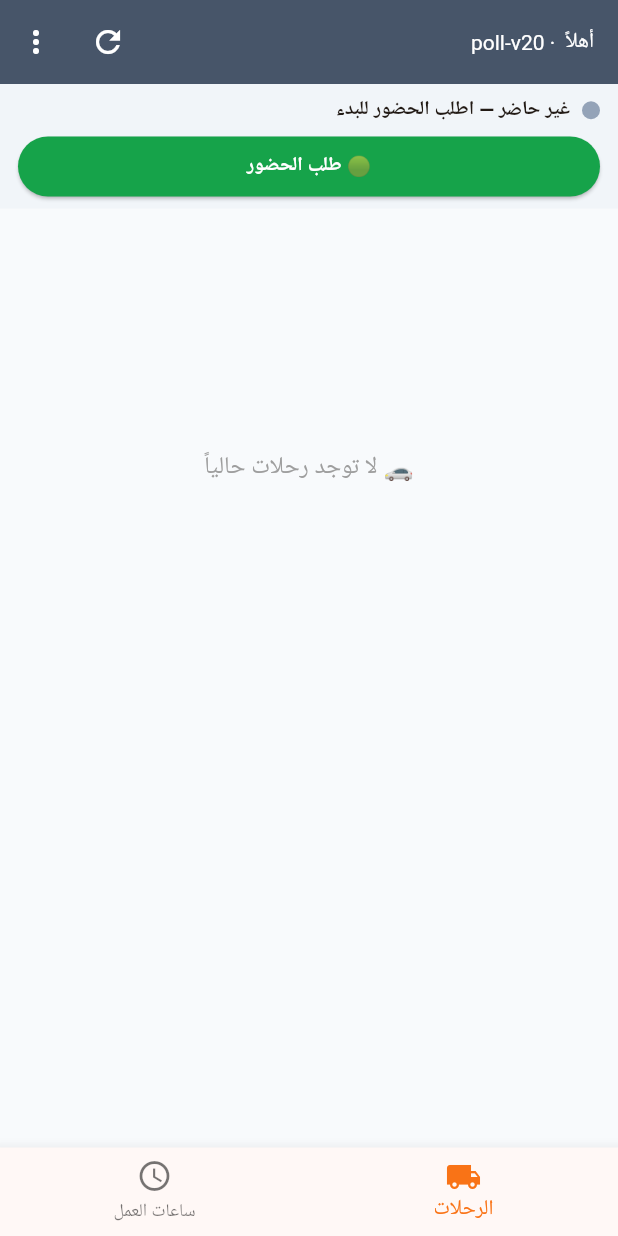
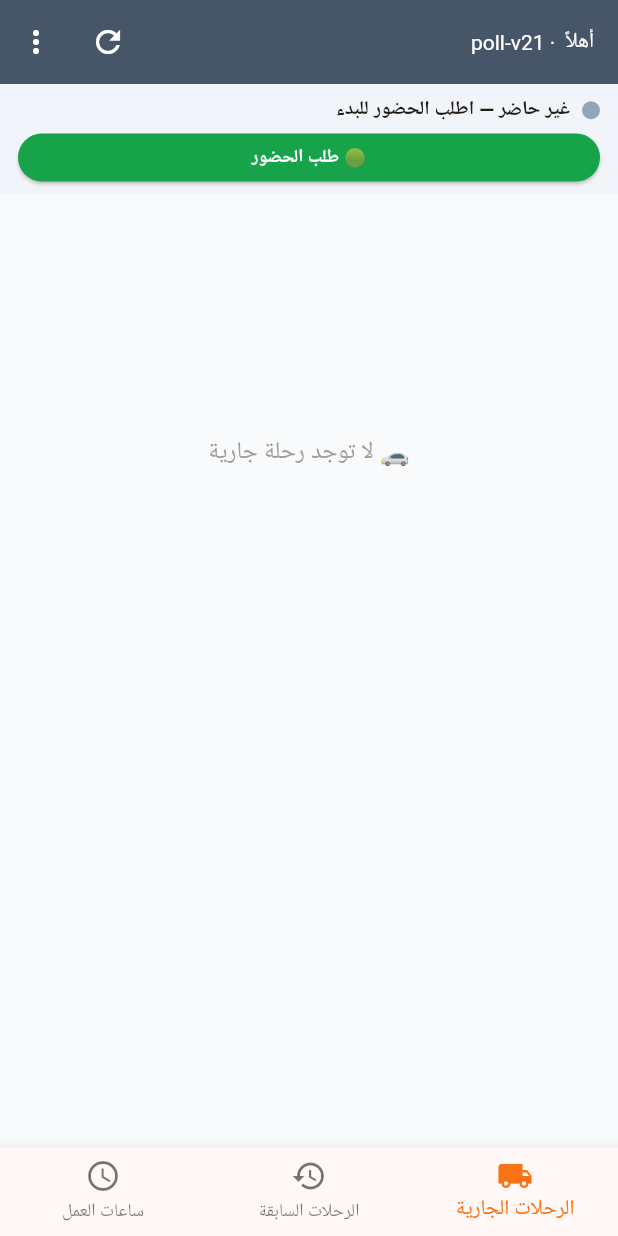
Before and after one commit to drebrahimhamdy30-web/phalix-driver-app, a Flutter app: the HomeScreen screen opened directly, after a tap on the "refresh" icon, on a phone screen of 412 x 824 dp. Run offline on Flutter 3.47's test engine with Material 3 defaults, Android fonts, the phone set to English and light mode, and no system bars; our stand-ins replace audioplayers, firebase_core, flutter_local_notifications, geolocator, shared_preferences, vibration; missing offline and left inert: flutter_foreground_task; accounts and stored records are empty; network calls fail.

Commit message:
poll-v21: تقسيم الرحلات (جارية/سابقة) + الدور جنب أزرار الحضور المصغّرة + تشخيص فحص الموقع
- شريط سفلي 3 تابات: الرحلات الجارية / الرحلات السابقة (آخر 3) / ساعات العمل
- TripsView.mode ('active'/'previous') لفلترة الرحلات
- أزرار الحضور/الاستراحة/الانصراف أصغر + شارة 'الدور' جنبهم داخل شريط الحضور (اتشالت من فوق)
- تحصين فحص الموقع (تحميل الإعدادات قبل الفحص لو مش محمّلة) + تقرير تشخيصي pickup_loc_check

Co-Authored-By: Claude Opus 4.8 <noreply@anthropic.com>
Claude-Session: https://claude.ai/code/session_01DknHvmzebq6FuerfPXNK9h

```diff
--- a/lib/attendance_view.dart
+++ b/lib/attendance_view.dart
@@ -21,6 +21,8 @@ class AttendanceBarState extends State<AttendanceBar> {
   Map<String, dynamic>? _rec; // آخر سجل
   bool _requireApproval = true;
   int _maxBreak = 15;
+  int? _rank;
+  int _rankTotal = 0;
   bool _loading = true;
   bool _busy = false;
   Timer? _timer;
@@ -54,9 +56,15 @@ class AttendanceBarState extends State<AttendanceBar> {
   // تُستدعى من الشاشة الأم عند الرجوع للتطبيق أو التحديث
   Future<void> refresh() async {
     final rec = await Api.getLatestAttendance(widget.driverId, widget.jwt);
+    Map<String, dynamic>? rank;
+    try {
+      rank = await Api.getRank(widget.driverId, widget.branchId, widget.jwt);
+    } catch (_) {}
     if (!mounted) return;
     setState(() {
       _rec = rec;
+      _rank = rank?['rank'] is int ? rank!['rank'] as int : null;
+      _rankTotal = rank?['total'] is int ? rank!['total'] as int : 0;
       _loading = false;
     });
     _setupTimer();
@@ -242,13 +250,17 @@ class AttendanceBarState extends State<AttendanceBar> {
                 ),
             ],
           ),
-          if (actions.isNotEmpty) ...[
-            const SizedBox(height: 8),
+          if (actions.isNotEmpty || _rank != null) ...[
+            const SizedBox(height: 6),
             Row(
               children: [
                 for (int i = 0; i < actions.length; i++) ...[
-                  if (i > 0) const SizedBox(width: 8),
+                  if (i > 0) const SizedBox(width: 6),
                   Expanded(child: actions[i]),
+                ],
+                if (_rank != null) ...[
+                  if (actions.isNotEmpty) const SizedBox(width: 8),
+                  _rankChip(),
                 ],
               ],
             ),
@@ -258,17 +270,42 @@ class AttendanceBarState extends State<AttendanceBar> {
     );
   }
 
+  Widget _rankChip() {
+    final r = _rank ?? 0;
+    final c = r == 1
+        ? const Color(0xFF16a34a)
+        : (r == 2 ? const Color(0xFFF97316) : const Color(0xFF475569));
+    return Container(
+      padding: const EdgeInsets.symmetric(horizontal: 10, vertical: 4),
+      decoration: BoxDecoration(
+          color: c.withOpacity(0.14),
+          borderRadius: BorderRadius.circular(8),
+          border: Border.all(color: c.withOpacity(0.4))),
+      child: Column(
+        mainAxisSize: MainAxisSize.min,
+        children: [
+          Text(_rankTotal > 0 ? 'دورك/$_rankTotal' : 'دورك',
+              style: TextStyle(fontSize: 9, color: c)),
+          Text('#$r',
+              style: TextStyle(
+                  fontSize: 14, fontWeight: FontWeight.bold, color: c)),
+        ],
+      ),
+    );
+  }
+
   Widget _btn(String text, Color color, VoidCallback onTap) {
     return SizedBox(
-      height: 40,
+      height: 32,
       child: ElevatedButton(
         onPressed: _busy ? null : onTap,
         style: ElevatedButton.styleFrom(
             backgroundColor: color,
             foregroundColor: Colors.white,
-            padding: const EdgeInsets.symmetric(horizontal: 4)),
+            padding: const EdgeInsets.symmetric(horizontal: 4),
+            tapTargetSize: MaterialTapTargetSize.shrinkWrap),
         child: Text(text,
-            style: const TextStyle(fontWeight: FontWeight.w700, fontSize: 13)),
+            style: const TextStyle(fontWeight: FontWeight.w700, fontSize: 12)),
       ),
     );
   }
--- a/lib/config.dart
+++ b/lib/config.dart
@@ -31,7 +31,7 @@ class Config {
   static const String appSecret =
       '87bcac4b4da9317f3b8716e6af9269533f8e2228cc0db43b';
   // رقم إصدار داخلي للتشخيص
-  static const String appVersion = 'poll-v20';
+  static const String appVersion = 'poll-v21';
   // كل كام ثانية تسحب الخدمة الطلبات الجديدة
   static const int pollIntervalMs = 10000;
 
--- a/lib/home_screen.dart
+++ b/lib/home_screen.dart
@@ -23,9 +23,8 @@ class _HomeScreenState extends State<HomeScreen> with WidgetsBindingObserver {
   bool _ready = false;
   int _maxBreak = 15;
   int _tab = 0;
-  int? _rank;
-  int _rankTotal = 0;
   final GlobalKey<TripsViewState> _tripsKey = GlobalKey<TripsViewState>();
+  final GlobalKey<TripsViewState> _prevKey = GlobalKey<TripsViewState>();
   final GlobalKey<AttendanceBarState> _attKey =
       GlobalKey<AttendanceBarState>();
 
@@ -53,21 +52,9 @@ class _HomeScreenState extends State<HomeScreen> with WidgetsBindingObserver {
     if (state == AppLifecycleState.resumed) {
       _stopAlarms();
       _tripsKey.currentState?.load();
+      _prevKey.currentState?.load();
       _attKey.currentState?.refresh();
-      _loadRank();
     }
-  }
-
-  Future<void> _loadRank() async {
-    try {
-      final r = await Api.getRank(_driverId, _branchId, _jwt);
-      if (r != null && mounted) {
-        setState(() {
-          _rank = r['rank'] is int ? r['rank'] as int : null;
-          _rankTotal = r['total'] is int ? r['total'] as int : 0;
-        });
-      }
-    } catch (_) {}
   }
 
   Future<void> _init() async {
@@ -89,7 +76,6 @@ class _HomeScreenState extends State<HomeScreen> with WidgetsBindingObserver {
       final mb = await Api.getMaxBreak(_branchId, _jwt);
       if (mounted) setState(() => _maxBreak = mb);
     } catch (_) {}
-    _loadRank();
   }
 
   Future<void> _logout() async {
@@ -203,47 +189,10 @@ class _HomeScreenState extends State<HomeScreen> with WidgetsBindingObserver {
     );
   }
 
-  Widget _rankBadge() {
-    final rank = _rank ?? 0;
-    final isNext = rank == 1;
-    final Color c = isNext
-        ? const Color(0xFF16a34a) // أخضر = دورك التالي
-        : (rank == 2 ? AppTheme.primary : AppTheme.appBar);
-    final String label = isNext
-        ? 'دورك الآن #1 — أنت التالي في التوزيع'
-        : 'دورك #$rank من $_rankTotal في طابور التوزيع';
-    return Container(
-      width: double.infinity,
-      margin: const EdgeInsets.fromLTRB(10, 10, 10, 0),
-      padding: const EdgeInsets.symmetric(horizontal: 14, vertical: 10),
-      decoration: BoxDecoration(
-        color: c.withOpacity(0.12),
-        borderRadius: BorderRadius.circular(12),
-        border: Border.all(color: c.withOpacity(0.45)),
-      ),
-      child: Row(
-        children: [
-          Icon(isNext ? Icons.emoji_events : Icons.format_list_numbered,
-              color: c, size: 22),
-          const SizedBox(width: 10),
-          Expanded(
-            child: Text(label,
-                style: TextStyle(
-                    color: c, fontWeight: FontWeight.bold, fontSize: 14)),
-          ),
-          Container(
-            padding: const EdgeInsets.symmetric(horizontal: 10, vertical: 3),
-            decoration: BoxDecoration(
-                color: c, borderRadius: BorderRadius.circular(20)),
-            child: Text('#$rank',
-                style: const TextStyle(
-                    color: Colors.white,
-                    fontWeight: FontWeight.bold,
-                    fontSize: 13)),
-          ),
-        ],
-      ),
-    );
+  void _refreshCurrent() {
+    _tripsKey.currentState?.load();
+    _prevKey.currentState?.load();
+    _attKey.currentState?.refresh();
   }
 
   @override
@@ -256,14 +205,9 @@ class _HomeScreenState extends State<HomeScreen> with WidgetsBindingObserver {
         title: Text('أهلاً $_name · ${Config.appVersion}',
             style: const TextStyle(fontSize: 14)),
         actions: [
-          if (_tab == 0)
+          if (_tab != 2)
             IconButton(
-                onPressed: () {
-                  _tripsKey.currentState?.load();
-                  _attKey.currentState?.refresh();
-                  _loadRank();
-                },
-                icon: const Icon(Icons.refresh)),
+                onPressed: _refreshCurrent, icon: const Icon(Icons.refresh)),
           PopupMenuButton<String>(
             onSelected: (v) {
               if (v == 'pw') _changePassword();
@@ -286,7 +230,6 @@ class _HomeScreenState extends State<HomeScreen> with WidgetsBindingObserver {
                   branchId: _branchId,
                   jwt: _jwt,
                 ),
-                if (_tab == 0 && _rank != null) _rankBadge(),
                 Expanded(
                   child: IndexedStack(
                     index: _tab,
@@ -297,6 +240,15 @@ class _HomeScreenState extends State<HomeScreen> with WidgetsBindingObserver {
                         branchId: _branchId,
                         jwt: _jwt,
                         driverName: _name,
+                        mode: 'active',
+                      ),
+                      TripsView(
+                        key: _prevKey,
+                        driverId: _driverId,
+                        branchId: _branchId,
+                        jwt: _jwt,
+                        driverName: _name,
+                        mode: 'previous',
                       ),
                       HoursView(
                         driverId: _driverId,
@@ -312,11 +264,14 @@ class _HomeScreenState extends State<HomeScreen> with WidgetsBindingObserver {
           ? null
           : BottomNavigationBar(
               currentIndex: _tab,
+              type: BottomNavigationBarType.fixed,
               selectedItemColor: AppTheme.primary,
               onTap: (i) => setState(() => _tab = i),
               items: const [
                 BottomNavigationBarItem(
-                    icon: Icon(Icons.local_shipping), label: 'الرحلات'),
+                    icon: Icon(Icons.local_shipping), label: 'الرحلات الجارية'),
+                BottomNavigationBarItem(
+                    icon: Icon(Icons.history), label: 'الرحلات السابقة'),
                 BottomNavigationBarItem(
                     icon: Icon(Icons.access_time), label: 'ساعات العمل'),
               ],
--- a/lib/trips_view.dart
+++ b/lib/trips_view.dart
@@ -59,12 +59,14 @@ class TripsView extends StatefulWidget {
   final String branchId;
   final String jwt;
   final String driverName;
+  final String mode; // 'active' = الرحلة الجارية · 'previous' = آخر 3 رحلات
   const TripsView(
       {super.key,
       required this.driverId,
       required this.branchId,
       required this.jwt,
-      this.driverName = 'سائق'});
+      this.driverName = 'سائق',
+      this.mode = 'active'});
 
   @override
   State<TripsView> createState() => TripsViewState();
@@ -128,12 +130,27 @@ class TripsViewState extends State<TripsView> {
           MapEntry('$k', (v as List).cast<Map<String, dynamic>>()));
       _canComplete = board['canComplete'] == true;
       _reviewFlags = flags;
-      if (_selected == null || !_trips.any((t) => '${t['id']}' == _selected)) {
-        _selected = _trips.isNotEmpty ? '${_trips.first['id']}' : null;
+      final vis = _visibleTrips;
+      if (_selected == null || !vis.any((t) => '${t['id']}' == _selected)) {
+        _selected = vis.isNotEmpty ? '${vis.first['id']}' : null;
       }
       _loading = false;
     });
   }
+
+  // الرحلات الظاهرة حسب الوضع: الجارية فقط أو المكتملة (آخر 3)
+  List<Map<String, dynamic>> get _visibleTrips {
+    if (widget.mode == 'previous') {
+      return _trips.where((t) => t['status'] == 'completed').toList();
+    }
+    return _trips
+        .where((t) =>
+            ['active', 'pending_complete'].contains(t['status']) ||
+            '${t['id']}' == 'direct')
+        .toList();
+  }
+
+  bool get _isActiveMode => widget.mode != 'previous';
 
   Future<void> _run(Future<void> Function() action) async {
     if (_busy) return;
@@ -150,7 +167,10 @@ class TripsViewState extends State<TripsView> {
     if (_busy) return;
     setState(() => _busy = true);
     try {
+      _locSettings ??=
+          await Api.getLocationSettings(widget.branchId, widget.jwt);
       final res = await checkPickupLocation(_locSettings);
+      _reportLocCheck(res);
       if (!res.ok && mounted) await _showViolation(res);
       await Api.pickupOrder(id, widget.jwt);
       await Api.logOrder(id, 'order_picked', _buildPickupLog(res),
@@ -160,12 +180,27 @@ class TripsViewState extends State<TripsView> {
     if (mounted) setState(() => _busy = false);
   }
 
+  void _reportLocCheck(LocResult res) {
+    Api.debug('pickup_loc_check', {
+      'driver_id': widget.driverId,
+      'ok': res.ok,
+      'noLoc': res.noLoc,
+      'dist': res.distance,
+      'has_settings': _locSettings != null,
+      'enabled': _locSettings?['location_check_enabled'],
+      'radius': _locSettings?['pickup_radius_meters'],
+    });
+  }
+
   // استلام كل الطلبات مع فحص واحد للموقع
   Future<void> _pickupAll(List<String> ids) async {
     if (_busy || ids.isEmpty) return;
     setState(() => _busy = true);
     try {
+      _locSettings ??=
+          await Api.getLocationSettings(widget.branchId, widget.jwt);
       final res = await checkPickupLocation(_locSettings);
+      _reportLocCheck(res);
       if (!res.ok && mounted) await _showViolation(res);
       await Api.pickupAll(ids, widget.jwt);
       final log = _buildPickupLog(res, bulk: true);
@@ -217,25 +252,29 @@ class TripsViewState extends State<TripsView> {
     if (_loading) {
       return const Center(child: CircularProgressIndicator());
     }
-    if (_trips.isEmpty) {
+    final vis = _visibleTrips;
+    if (vis.isEmpty) {
       return RefreshIndicator(
         onRefresh: load,
-        child: ListView(children: const [
-          SizedBox(height: 160),
+        child: ListView(children: [
+          const SizedBox(height: 160),
           Center(
-              child: Text('🚗 لا توجد رحلات حالياً',
-                  style: TextStyle(color: Colors.grey, fontSize: 16))),
+              child: Text(
+                  _isActiveMode
+                      ? '🚗 لا توجد رحلة جارية'
+                      : '📋 لا توجد رحلات سابقة',
+                  style: const TextStyle(color: Colors.grey, fontSize: 16))),
         ]),
       );
     }
-    final trip = _trips.firstWhere((t) => '${t['id']}' == _selected,
-        orElse: () => _trips.first);
+    final trip = vis.firstWhere((t) => '${t['id']}' == _selected,
+        orElse: () => vis.first);
     final orders = _tripOrders['${trip['id']}'] ?? [];
     return Column(
       children: [
-        if (_showStats) _statsBar(),
-        if (_reviewFlags.isNotEmpty) _reviewBanner(),
-        _tabs(),
+        if (_isActiveMode && _showStats) _statsBar(),
+        if (_isActiveMode && _reviewFlags.isNotEmpty) _reviewBanner(),
+        if (vis.length > 1) _tabs(),
         if (_busy) const LinearProgressIndicator(minHeight: 2),
         Expanded(
           child: RefreshIndicator(
@@ -433,21 +472,22 @@ class TripsViewState extends State<TripsView> {
   }
 
   Widget _tabs() {
+    final vis = _visibleTrips;
     return SizedBox(
       height: 52,
       child: ListView.separated(
         scrollDirection: Axis.horizontal,
         padding: const EdgeInsets.symmetric(horizontal: 10, vertical: 8),
-        itemCount: _trips.length,
+        itemCount: vis.length,
         separatorBuilder: (_, __) => const SizedBox(width: 8),
         itemBuilder: (_, i) {
-          final t = _trips[i];
+          final t = vis[i];
           final id = '${t['id']}';
           final isActive =
               ['active', 'pending_complete'].contains(t['status']);
           final count = (_tripOrders[id] ?? []).length;
           final sel = id == _selected;
-          final label = isActive ? 'الرحلة الجارية' : 'رحلة ${i}';
+          final label = isActive ? 'الرحلة الجارية' : 'رحلة ${i + 1}';
           return InkWell(
             onTap: () => setState(() => _selected = id),
             child: Container(
--- a/pubspec.yaml
+++ b/pubspec.yaml
@@ -1,7 +1,7 @@
 name: phalix_driver
 description: Phalix Driver - تطبيق سائق التوصيل
 publish_to: 'none'
-version: 2.0.0+20
+version: 2.0.0+21
 
 environment:
   sdk: '>=3.4.0 <4.0.0'
```
Also changed, not shown: lib/api.dart (+11 -0 lines).
